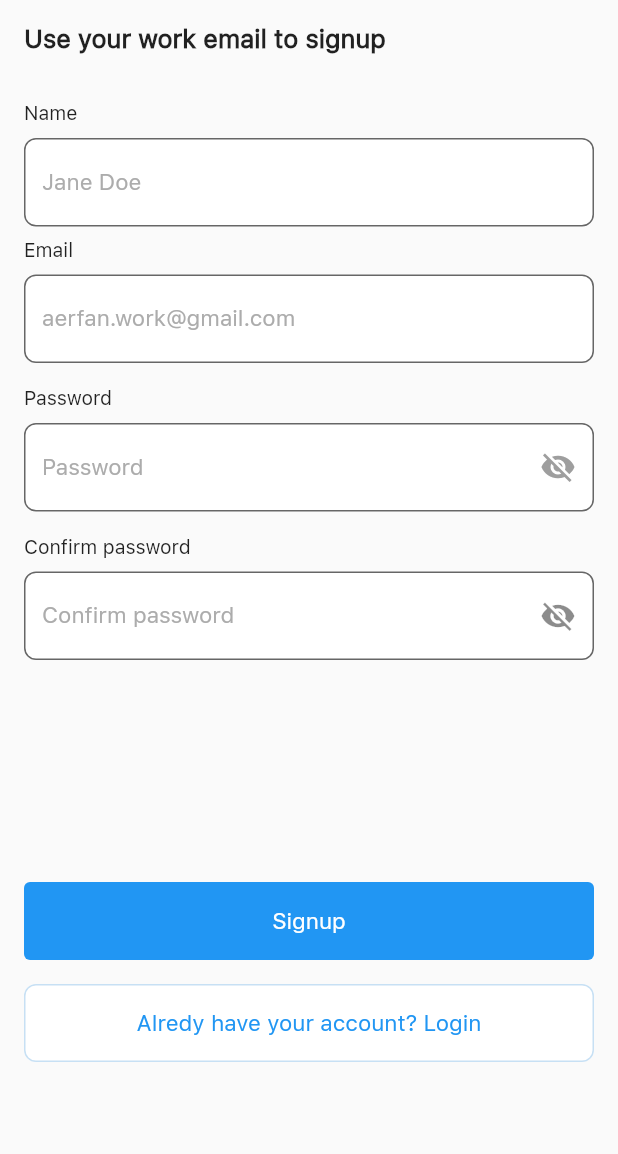
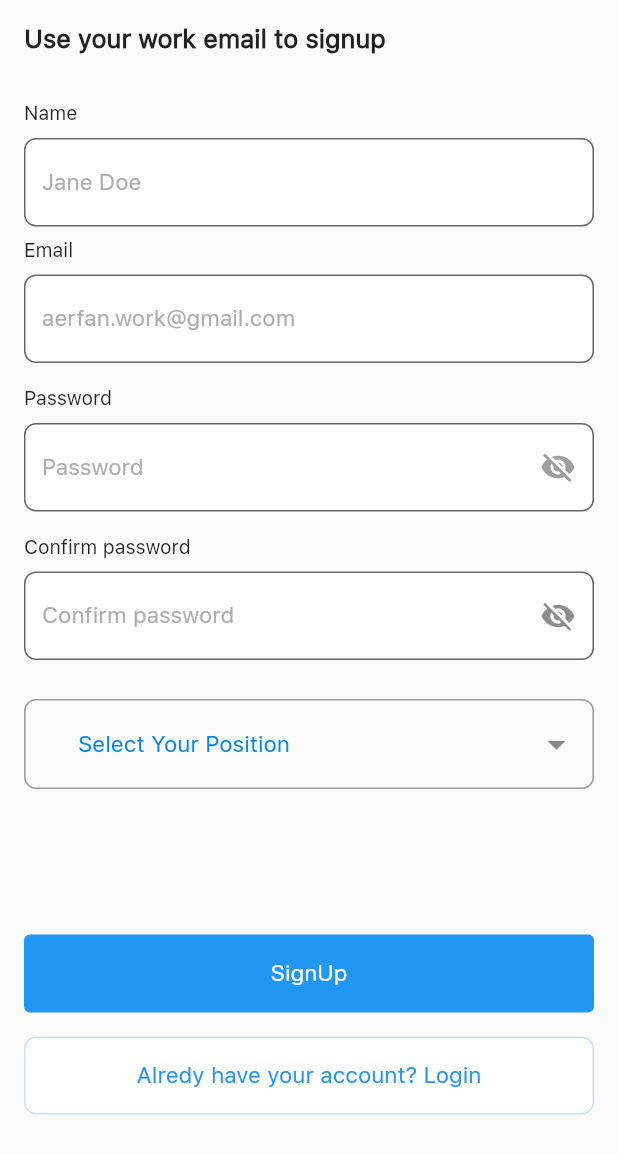
Before and after one commit to marufrobin/clean_soil_flutter, a Flutter app: the AccountSignUpPage screen opened directly, on a phone screen of 412 x 824 dp. Shown: the top 1154 px of the screen. Run offline on Flutter 3.47's test engine with Material 2 defaults, Android fonts, the phone set to English and light mode, and no system bars; our stand-ins replace dropdown_button2, fluttertoast; missing offline and left inert: pageview_widget_indicator.

Commit message:
Dropdown Button form feild done

```diff
--- a/lib/authentication/account_signup.dart
+++ b/lib/authentication/account_signup.dart
@@ -2,6 +2,7 @@ import 'dart:convert';
 
 import 'package:clean_soil_flutter/authentication/account_signIn.dart';
 import 'package:clean_soil_flutter/authentication/emailVarification.dart';
+import 'package:dropdown_button2/dropdown_button2.dart';
 import 'package:flutter/material.dart';
 import 'package:http/http.dart' as http;
 
@@ -24,6 +25,11 @@ class _AccountSignUpPageState extends State<AccountSignUpPage> {
   var baseUrl = "https://clean-soil-rest-api-z8eug.ondigitalocean.app/";
   var apiVersionUrl = "api/v1/";
 
+  final List position = [
+    'project co-ordinator',
+    'driver',
+  ];
+  String? selectedValue;
   adminRegistration() async {
     var adminRegUrl = "auth/user/register";
     Map map = Map<String, dynamic>();
@@ -287,7 +293,7 @@ class _AccountSignUpPageState extends State<AccountSignUpPage> {
                     ),
                   ),
                   SizedBox(
-                    height: 16,
+                    height: 26,
                   ),
                   // TextFormField(
                   //   validator: (value) {},
@@ -311,6 +317,60 @@ class _AccountSignUpPageState extends State<AccountSignUpPage> {
                   //     ),
                   //   ),
                   // ),
+                  DropdownButtonFormField2(
+                    decoration: InputDecoration(
+                      //Add isDense true and zero Padding.
+                      //Add Horizontal padding using buttonPadding and Vertical padding by increasing buttonHeight instead of add Padding here so that The whole TextField Button become clickable, and also the dropdown menu open under The whole TextField Button.
+                      isDense: true,
+                      contentPadding: EdgeInsets.zero,
+                      border: OutlineInputBorder(
+                        borderRadius: BorderRadius.circular(8),
+                      ),
+                      //Add more decoration as you want here
+                      //Add label If you want but add hint outside the decoration to be aligned in the button perfectly.
+                    ),
+                    isExpanded: true,
+                    hint: const Text(
+                      'Select Your Position',
+                      style: TextStyle(
+                          fontWeight: FontWeight.w500,
+                          fontSize: 15,
+                          color: Color(0xff0086F0),
+                          fontFamily: "SFPro"),
+                    ),
+                    icon: const Icon(
+                      Icons.arrow_drop_down,
+                      color: Colors.black45,
+                    ),
+                    iconSize: 30,
+                    buttonHeight: 60,
+                    buttonPadding: const EdgeInsets.only(left: 20, right: 10),
+                    dropdownDecoration: BoxDecoration(
+                      borderRadius: BorderRadius.circular(8),
+                    ),
+                    items: position
+                        .map((item) => DropdownMenuItem<String>(
+                              value: item,
+                              child: Text(
+                                item,
+                                style: const TextStyle(
+                                  fontSize: 14,
+                                ),
+                              ),
+                            ))
+                        .toList(),
+                    validator: (value) {
+                      if (value == null) {
+                        return 'Please select Your Position';
+                      }
+                    },
+                    onChanged: (value) {
+                      //Do something when changing the item if you want.
+                    },
+                    onSaved: (value) {
+                      selectedValue = value.toString();
+                    },
+                  ),
                   Spacer(),
                   ElevatedButton(
                       style:
@@ -329,7 +389,7 @@ class _AccountSignUpPageState extends State<AccountSignUpPage> {
                         // padding: EdgeInsets.symmetric(vertical: 16, horizontal: 116),
                         child: Center(
                           child: Text(
-                            "Signup",
+                            "SignUp",
                             style: TextStyle(
                                 fontWeight: FontWeight.w500,
                                 fontSize: 15,
--- a/pubspec.yaml
+++ b/pubspec.yaml
@@ -39,6 +39,7 @@ dependencies:
   contained_tab_bar_view: ^0.8.0
   pageview_widget_indicator: ^0.0.4
   fluttertoast: ^8.1.2
+  dropdown_button2: ^1.9.2
 
 dev_dependencies:
   flutter_test:
```
Also changed, not shown: pubspec.lock.
